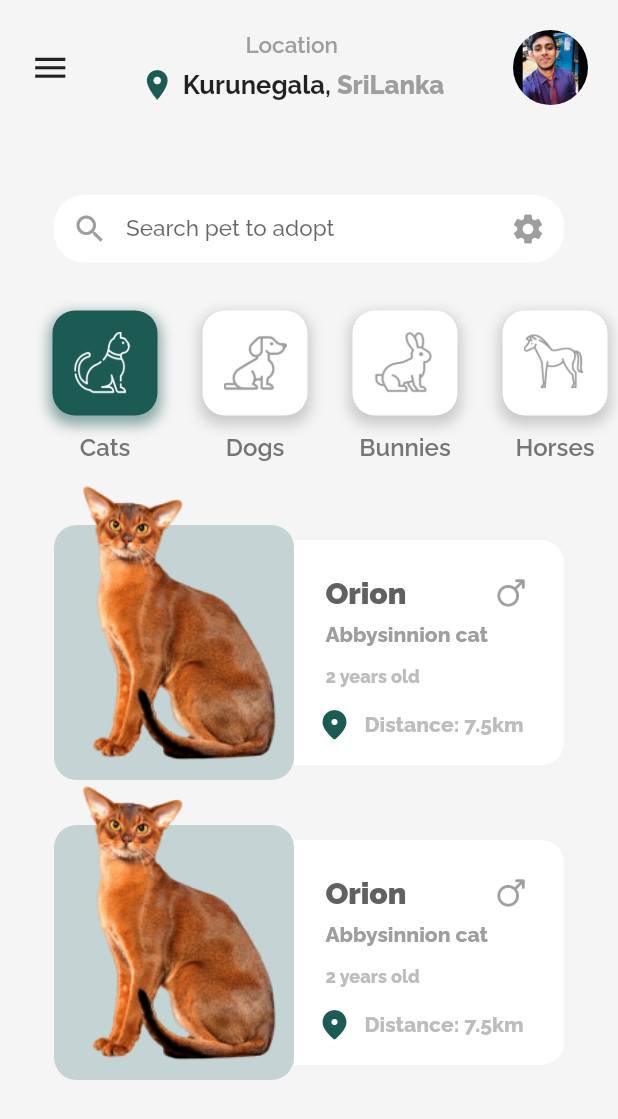
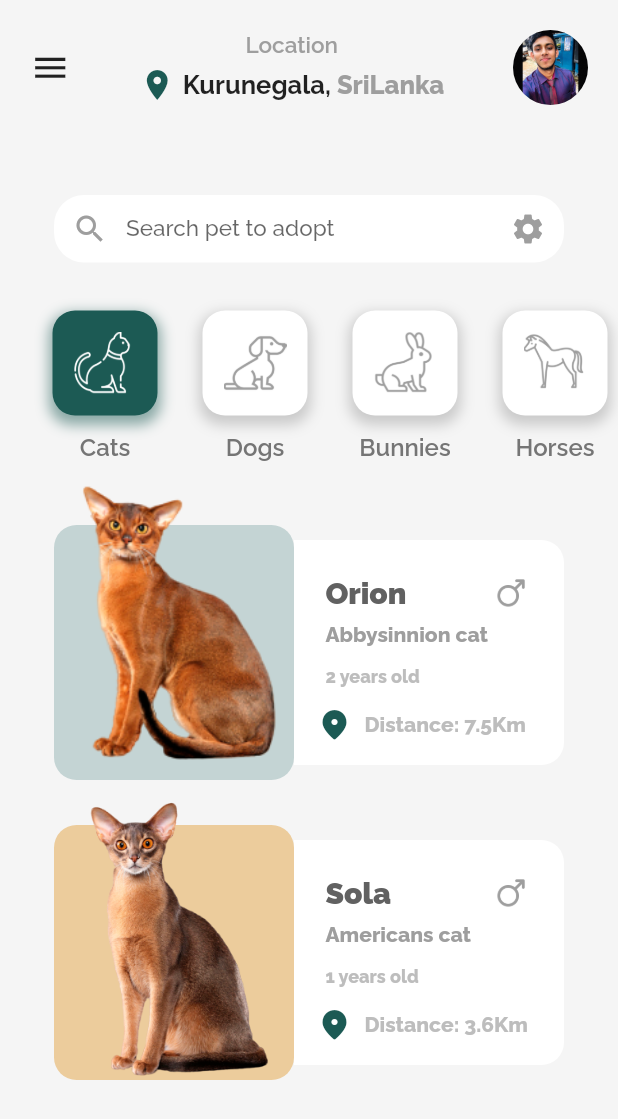
Before and after one commit to Shehan82/flutter-ui-with-drawer, a Flutter app: the screen it shows after launch, on a phone screen of 412 x 824 dp. Shown: the top 1119 px of the screen. Run offline on Flutter 3.47's test engine with Material 2 defaults, Android fonts, the phone set to English and light mode, and no system bars; our stand-ins replace font_awesome_flutter, google_fonts.

Commit message:
animals containers complete

```diff
--- a/lib/screens/animal.dart
+++ b/lib/screens/animal.dart
@@ -3,14 +3,20 @@ import 'package:flutter_ui_with_drawer/configuration.dart';
 import 'package:google_fonts/google_fonts.dart';
 
 class AnimalContainer extends StatelessWidget {
-  String name;
-  String type;
-  String age;
-  String distance;
-  String imagePath;
+  final String name;
+  final String type;
+  final String age;
+  final String distance;
+  final String imagePath;
+  final Color color;
 
   AnimalContainer(
-      {this.name, this.type, this.age, this.distance, this.imagePath});
+      {this.name,
+      this.type,
+      this.age,
+      this.distance,
+      this.imagePath,
+      this.color});
   @override
   Widget build(BuildContext context) {
     return Container(
@@ -28,7 +34,7 @@ class AnimalContainer extends StatelessWidget {
                 margin: EdgeInsets.only(top: 30),
                 decoration: BoxDecoration(
                   borderRadius: BorderRadius.circular(15),
-                  color: Color(0xffc4d4d4),
+                  color: color,
                 ),
               ),
               Container(
@@ -37,7 +43,7 @@ class AnimalContainer extends StatelessWidget {
                 // color: Colors.grey,
                 // padding: EdgeInsets.all(20),
                 child: Image.asset(
-                  'assets/images/pet-cat1.png',
+                  imagePath,
                 ),
               ),
             ],
@@ -61,7 +67,7 @@ class AnimalContainer extends StatelessWidget {
                     mainAxisAlignment: MainAxisAlignment.spaceBetween,
                     children: [
                       Text(
-                        "Orion",
+                        name,
                         style: GoogleFonts.raleway(
                             fontSize: 20,
                             fontWeight: FontWeight.w900,
@@ -82,7 +88,7 @@ class AnimalContainer extends StatelessWidget {
                 Container(
                   margin: EdgeInsets.only(left: 6),
                   alignment: Alignment.centerLeft,
-                  child: Text("Abbysinnion cat",
+                  child: Text(type,
                       style: GoogleFonts.raleway(
                           fontSize: 14,
                           fontWeight: FontWeight.w800,
@@ -91,7 +97,7 @@ class AnimalContainer extends StatelessWidget {
                 Container(
                   margin: EdgeInsets.only(top: 13, left: 6),
                   alignment: Alignment.centerLeft,
-                  child: Text("2 years old",
+                  child: Text(age + " years old",
                       style: GoogleFonts.raleway(
                           fontSize: 12,
                           fontWeight: FontWeight.w800,
@@ -108,7 +114,7 @@ class AnimalContainer extends StatelessWidget {
                       Icon(Icons.location_on_rounded, color: primaryGreen),
                       Container(
                           margin: EdgeInsets.only(left: 8),
-                          child: Text("Distance: 7.5km",
+                          child: Text("Distance: " + distance,
                               style: GoogleFonts.raleway(
                                   fontSize: 14,
                                   fontWeight: FontWeight.w800,
--- a/lib/screens/home.dart
+++ b/lib/screens/home.dart
@@ -235,8 +235,21 @@ class _HomeScreenState extends State<HomeScreen> {
                   SizedBox(
                     height: 5,
                   ),
-                  AnimalContainer(name: "helllo"),
-                  AnimalContainer(),
+                  AnimalContainer(
+                    name: "Orion",
+                    age: "2",
+                    distance: "7.5Km",
+                    imagePath: 'assets/images/pet-cat1.png',
+                    type: "Abbysinnion cat",
+                    color: Color(0xffc4d4d4),
+                  ),
+                  AnimalContainer(
+                      name: "Sola",
+                      age: "1",
+                      distance: "3.6Km",
+                      imagePath: 'assets/images/pet-cat2.png',
+                      type: "Americans cat",
+                      color: Color(0xffeccc9c)),
                 ],
               ),
             )
```
